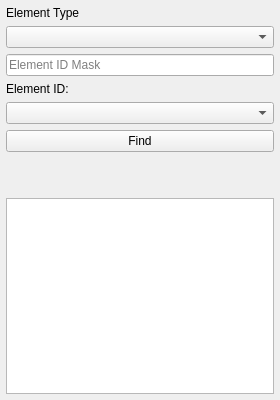
Qt form ui/qgisred_findElements_dock.ui (Ingeniousware/QGISRed-BID) before a commit.
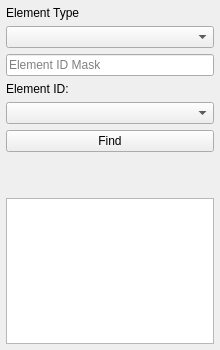
The same form after that commit. Custom widgets are drawn as their Qt base class.

Commit message: reducing width and height

```diff
--- a/ui/qgisred_findElements_dock.ui
+++ b/ui/qgisred_findElements_dock.ui
@@ -6,14 +6,14 @@
    <rect>
     <x>0</x>
     <y>0</y>
-    <width>280</width>
-    <height>400</height>
+    <width>220</width>
+    <height>350</height>
    </rect>
   </property>
   <property name="minimumSize">
    <size>
-    <width>280</width>
-    <height>400</height>
+    <width>220</width>
+    <height>350</height>
    </size>
   </property>
   <property name="windowTitle">
```
